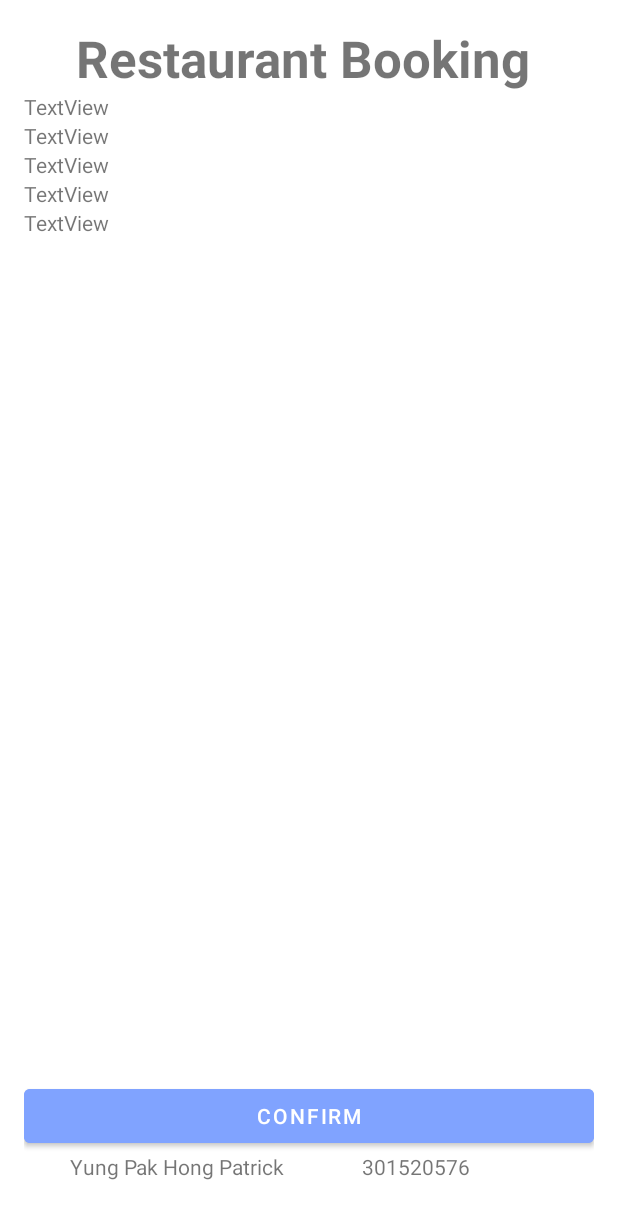
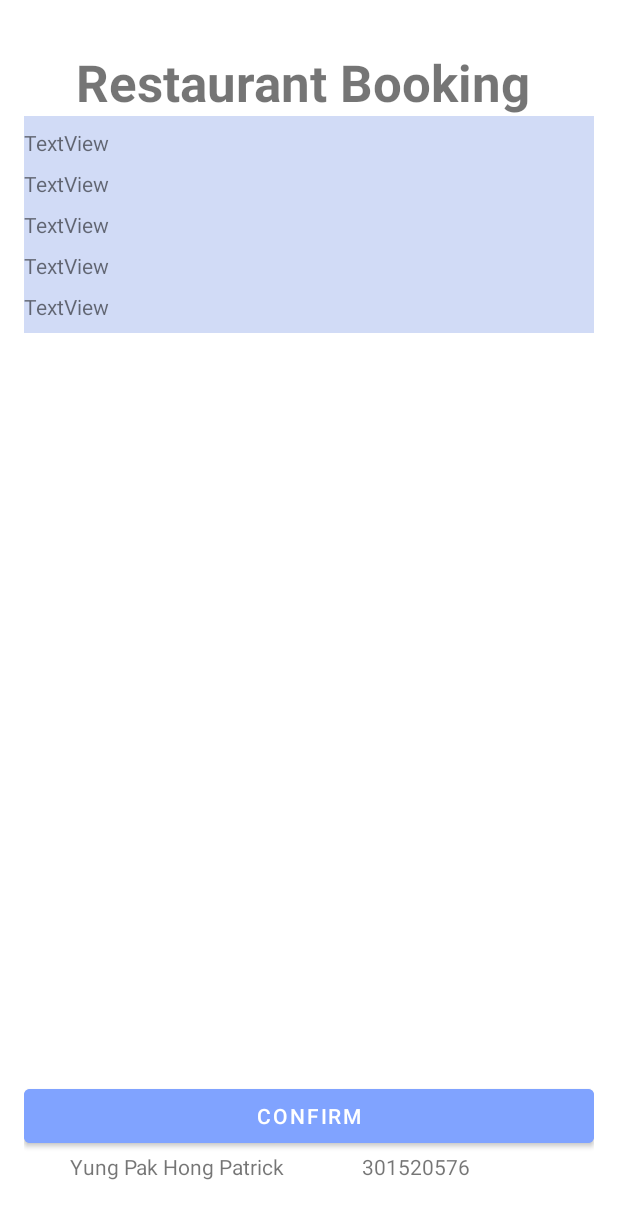
Before and after one commit to patrick-yung/MAPD711-A1-YungPakHongPatrick, an Android app: the layout activity_confirm.xml on its own in the app's theme, with its tools: preview values and no code run, on a phone screen of 412 x 824 dp. Shown: the top 1219 px of the screen. Run offline under Robolectric (Android 15) with nearby library versions, the phone set to English and light mode, and no system bars.

Commit message:
-Update Style for tittle and padding - 22/09/2025 - Yung Pak Hong Patrick

```diff
--- a/app/src/main/res/layout/activity_appointmentdetails.xml
+++ b/app/src/main/res/layout/activity_appointmentdetails.xml
@@ -24,6 +24,7 @@
             android:id="@+id/txtappointmentTittle"
             android:layout_width="match_parent"
             android:layout_height="wrap_content"
+            android:paddingTop="16dp"
             android:text="Restaurant Booking "
             android:textAlignment="center"
             android:textSize="34sp"
--- a/app/src/main/res/layout/activity_confirm.xml
+++ b/app/src/main/res/layout/activity_confirm.xml
@@ -15,6 +15,7 @@
         android:layout_marginEnd="16dp"
         android:layout_marginBottom="16dp"
         android:orientation="vertical"
+        android:paddingTop="16dp"
         app:layout_constraintBottom_toBottomOf="parent"
         app:layout_constraintEnd_toEndOf="parent"
         app:layout_constraintStart_toStartOf="parent"
@@ -33,10 +34,19 @@
             android:layout_width="match_parent"
             android:layout_height="wrap_content" />
 
+        <LinearLayout
+            android:layout_width="match_parent"
+            android:layout_height="wrap_content"
+            android:background="#D1DBF6"
+            android:orientation="vertical"
+            android:radius="16dp">
+
+
             <TextView
                 android:id="@+id/customername"
                 android:layout_width="match_parent"
                 android:layout_height="wrap_content"
+                android:paddingTop="8dp"
                 android:text="TextView" />
 
             <Space
@@ -47,6 +57,7 @@
                 android:id="@+id/customeremail"
                 android:layout_width="match_parent"
                 android:layout_height="wrap_content"
+                android:paddingTop="8dp"
                 android:text="TextView" />
 
             <Space
@@ -57,6 +68,7 @@
                 android:id="@+id/requestservice"
                 android:layout_width="match_parent"
                 android:layout_height="wrap_content"
+                android:paddingTop="8dp"
                 android:text="TextView" />
 
             <Space
@@ -67,6 +79,7 @@
                 android:id="@+id/appointmentdate"
                 android:layout_width="match_parent"
                 android:layout_height="wrap_content"
+                android:paddingTop="8dp"
                 android:text="TextView" />
 
             <Space
@@ -77,11 +90,14 @@
                 android:id="@+id/appointmenttime"
                 android:layout_width="match_parent"
                 android:layout_height="wrap_content"
+                android:paddingTop="8dp"
+                android:paddingBottom="8dp"
                 android:text="TextView" />
 
             <Space
                 android:layout_width="match_parent"
                 android:layout_height="wrap_content" />
+        </LinearLayout>
 
         <LinearLayout
             android:id="@+id/btnmain"
@@ -96,9 +112,9 @@
                 android:layout_width="match_parent"
                 android:layout_height="wrap_content"
                 android:layout_weight="0"
-                android:backgroundTint = "@color/lightblue"
-                android:textColor = "@color/white"
-                android:text="Confirm" />
+                android:backgroundTint="@color/lightblue"
+                android:text="Confirm"
+                android:textColor="@color/white" />
 
             <LinearLayout
                 android:layout_width="match_parent"
--- a/app/src/main/res/layout/activity_mainclient.xml
+++ b/app/src/main/res/layout/activity_mainclient.xml
@@ -19,6 +19,7 @@
             android:id="@+id/txtmaintittle"
             android:layout_width="match_parent"
             android:layout_height="wrap_content"
+            android:paddingTop="16dp"
             android:text="Resturant Booking "
             android:textAlignment="center"
             android:textSize="34sp"
```
Lines whose indentation alone changed are shown as unchanged.
